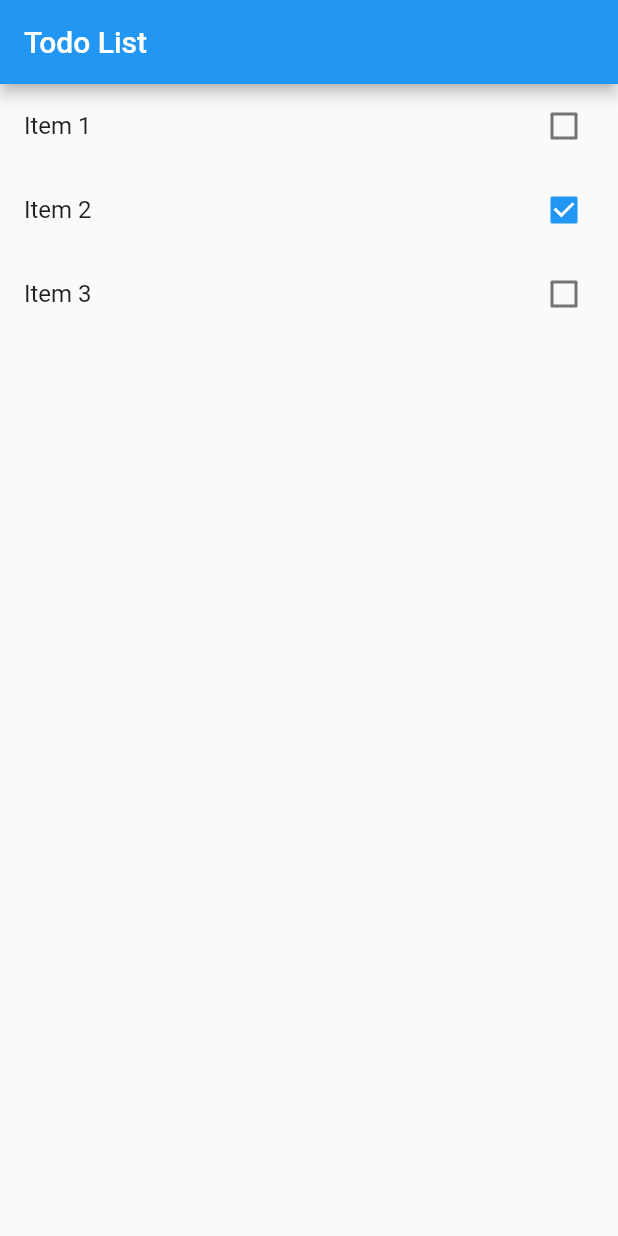
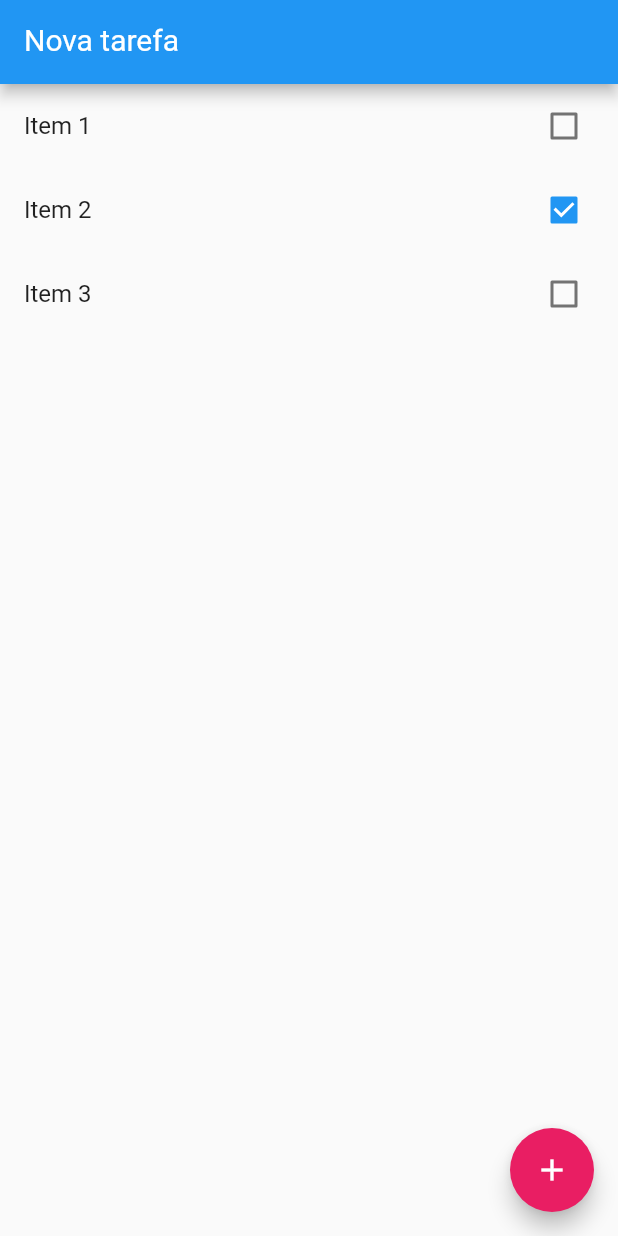
Before and after one commit to dmoitim/todo_flutter, a Flutter app: the screen it shows after launch, on a phone screen of 412 x 824 dp. Run offline on Flutter 3.47's test engine with Material 2 defaults, Android fonts, the phone set to English and light mode, and no system bars.

```diff
--- a/lib/main.dart
+++ b/lib/main.dart
@@ -33,11 +33,35 @@ class HomePage extends StatefulWidget {
 }
 
 class _HomePageState extends State<HomePage> {
+  var newTaskCtrl = TextEditingController();
+
+  void add() {
+    if (newTaskCtrl.text.isEmpty) return;
+
+    setState(() {
+      widget.items.add(
+        Item(title: newTaskCtrl.text, done: false),
+      );
+      newTaskCtrl.clear();
+    });
+  }
+
   @override
   Widget build(BuildContext context) {
     return Scaffold(
       appBar: AppBar(
-          title: Text("Todo List"),
+        title: TextFormField(
+          controller: newTaskCtrl,
+          keyboardType: TextInputType.text,
+          style: TextStyle(
+            color: Colors.white,
+            fontSize: 20,
+          ),
+          decoration: InputDecoration(
+            labelText: "Nova tarefa",
+            labelStyle: TextStyle(color: Colors.white),
+          ),
+        ),
       ),
       body: ListView.builder(
         itemCount: widget.items.length,
@@ -55,6 +79,12 @@ class _HomePageState extends State<HomePage> {
             },
           );
         },
-        ));
+      ),
+      floatingActionButton: FloatingActionButton(
+        onPressed: add,
+        child: Icon(Icons.add),
+        backgroundColor: Colors.pink,
+      ),
+    );
   }
 }
```
Lines whose indentation alone changed are shown as unchanged.
